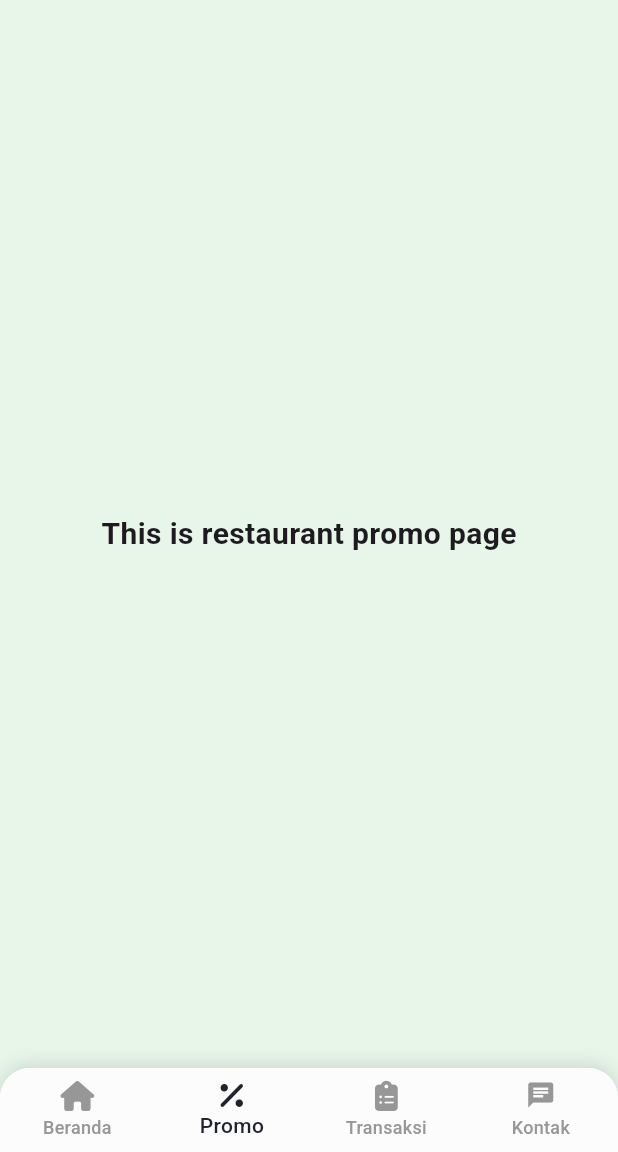
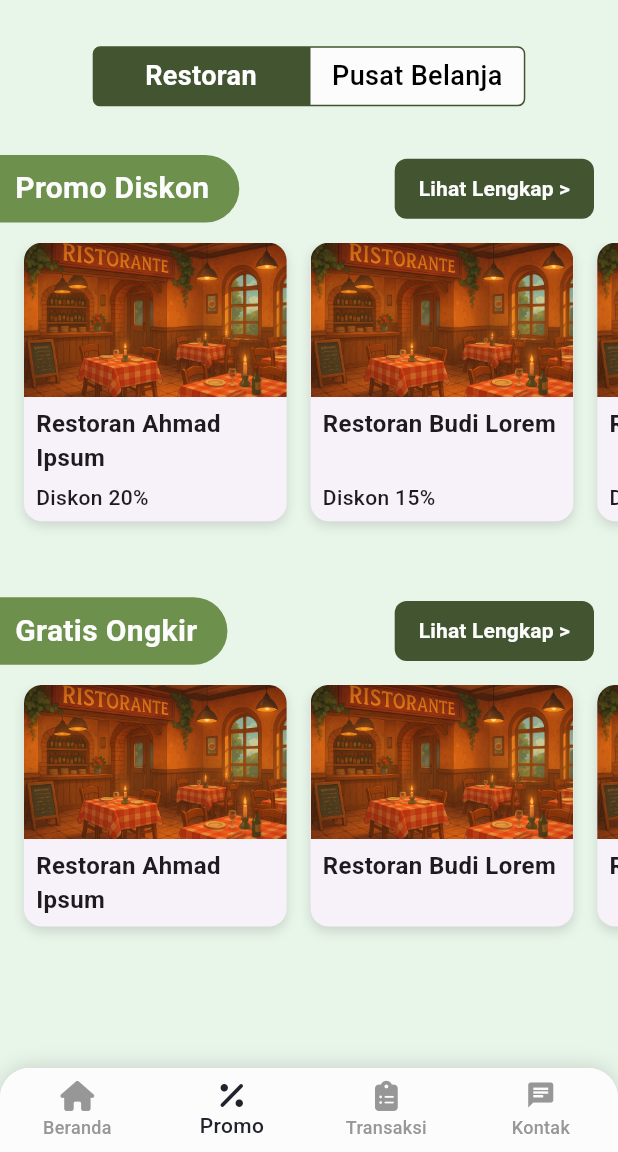
Before and after one commit to jasonrivalino/ta_nutrisenior_app, a Flutter app: the RecommendRestaurantPromoView screen opened by its route, on a phone screen of 412 x 824 dp, the part 84-1236 px from its top. Run offline on Flutter 3.47's test engine with Material 3 defaults, Android fonts, the phone set to English and light mode, and no system bars; our stand-ins replace flutter_local_notifications, font_awesome_flutter, google_sign_in, image_picker, permission_handler; Roboto replaces fonts that are missing (Roboto-Bold).

Commit message:
feat: recommendation restaurant promo done

```diff
--- a/lib/config/routes.dart
+++ b/lib/config/routes.dart
@@ -7,6 +7,7 @@ import '../features/LoginProcess/PhoneNumber/phone_number_login_view.dart';
 import '../features/LoginProcess/OTPVerification/otp_verification_view.dart';
 
 import '../features/OrderSection/HomePage/homepage_view.dart';
+import '../features/PromoSection/MarketPromo/recommend_market_promo_view.dart';
 import '../features/PromoSection/RestaurantPromo/recommend_restaurant_promo_view.dart';
 import '../features/HistorySection/DoneHistory/done_history_list_view.dart';
 
@@ -21,6 +22,8 @@ class Routes {
   static const String homePage = '/homepage';
   static const String profile = '/profile';
   static const String recommendRestaurantPromo = '/restaurantpromo';
+  static const String recommendMarketPromo = '/marketpromo';
+
   static const String doneHistory = '/donehistory';
 
   // Chat Feature
@@ -38,6 +41,7 @@ class Routes {
     profile: (_) => const ProfileView(),
 
     recommendRestaurantPromo: (_) => const RecommendRestaurantPromoView(),
+    recommendMarketPromo: (_) => const RecommendMarketPromoView(),
     doneHistory: (_) => const DoneHistoryListView(),
 
     // Chat Feature
--- a/lib/features/PromoSection/MarketPromo/recommend_market_promo_view.dart
+++ b/lib/features/PromoSection/MarketPromo/recommend_market_promo_view.dart
@@ -0,0 +1,42 @@
+import 'package:flutter/material.dart';
+
+import '../../../shared/widgets/appbar.dart';
+import '../../../shared/widgets/bottom_navbar.dart';
+
+// Assuming SelectionToggle is imported or defined somewhere:
+import '../../../shared/widgets/list_helper/resto_market_selector.dart';
+
+class RecommendMarketPromoView extends StatelessWidget {
+  const RecommendMarketPromoView({super.key});
+
+  @override
+  Widget build(BuildContext context) {
+    return Scaffold(
+      appBar: CustomAppBar(
+        title: 'Promo Aplikasi',
+        showBackButton: false,
+      ),
+      backgroundColor: Colors.green[50],
+      body: Column(
+        children: [
+          // Add the SelectionToggle at the top or wherever suitable
+          RestoMarketSelectionToggle(
+            initialIndex: 1, // or 1 depending on the default selection
+            restoRoute: '/restaurantpromo',
+            marketRoute: '/marketpromo',
+          ),
+          const SizedBox(height: 20),
+          Expanded(
+            child: Center(
+              child: Text(
+                'This is market promo page',
+                style: TextStyle(fontSize: 20, fontWeight: FontWeight.bold),
+              ),
+            ),
+          ),
+        ],
+      ),
+      bottomNavigationBar: const BottomNavBar(currentIndex: 1),
+    );
+  }
+}
--- /dev/null
+++ b/lib/features/PromoSection/RestaurantPromo/recommend_restaurant_promo_data.dart
@@ -0,0 +1,60 @@
+const List<Map<String, dynamic>> discountRestaurant = [
+  {
+    'image': 'assets/images/dummy/restaurant/ristorante.png',
+    'name': 'Restoran Ahmad Ipsum',
+    'type': 'discount',
+    'percentage': 20,
+  },
+  {
+    'image': 'assets/images/dummy/restaurant/ristorante.png',
+    'name': 'Restoran Budi Lorem',
+    'type': 'discount',
+    'percentage': 15,
+  },
+  {
+    'image': 'assets/images/dummy/restaurant/ristorante.png',
+    'name': 'Restoran Siti Dolor',
+    'type': 'discount',
+    'percentage': 10,
+  },
+  {
+    'image': 'assets/images/dummy/restaurant/ristorante.png',
+    'name': 'Restoran',
+    'type': 'discount',
+    'percentage': 25,
+  },
+  {
+    'image': 'assets/images/dummy/restaurant/ristorante.png',
+    'name': 'Restoran Lina Elit',
+    'type': 'discount',
+    'percentage': 30,
+  },
+];
+
+const List<Map<String, dynamic>> freeShipmentRestaurant = [
+  {
+    'image': 'assets/images/dummy/restaurant/ristorante.png',
+    'name': 'Restoran Ahmad Ipsum',
+    'type': 'freeshipment',
+  },
+  {
+    'image': 'assets/images/dummy/restaurant/ristorante.png',
+    'name': 'Restoran Budi Lorem',
+    'type': 'freeshipment',
+  },
+  {
+    'image': 'assets/images/dummy/restaurant/ristorante.png',
+    'name': 'Restoran Siti Dolor',
+    'type': 'freeshipment',
+  },
+  {
+    'image': 'assets/images/dummy/restaurant/ristorante.png',
+    'name': 'Restoran',
+    'type': 'freeshipment',
+  },
+  {
+    'image': 'assets/images/dummy/restaurant/ristorante.png',
+    'name': 'Restoran Lina Elit',
+    'type': 'freeshipment',
+  },
+];
--- a/lib/features/PromoSection/RestaurantPromo/recommend_restaurant_promo_view.dart
+++ b/lib/features/PromoSection/RestaurantPromo/recommend_restaurant_promo_view.dart
@@ -1,7 +1,12 @@
 import 'package:flutter/material.dart';
+import 'package:ta_nutrisenior_app/features/PromoSection/RestaurantPromo/recommend_restaurant_promo_widget.dart';
 
 import '../../../shared/widgets/appbar.dart';
 import '../../../shared/widgets/bottom_navbar.dart';
+
+// Assuming SelectionToggle is imported or defined somewhere:
+import '../../../shared/widgets/list_helper/resto_market_selector.dart';
+import 'recommend_restaurant_promo_data.dart';
 
 class RecommendRestaurantPromoView extends StatelessWidget {
   const RecommendRestaurantPromoView({super.key});
@@ -14,10 +19,30 @@ class RecommendRestaurantPromoView extends StatelessWidget {
         showBackButton: false,
       ),
       backgroundColor: Colors.green[50],
-      body: Center(
-        child: Text(
-          'This is restaurant promo page',
-          style: TextStyle(fontSize: 20, fontWeight: FontWeight.bold),
+      body: SingleChildScrollView(
+        child: Column(
+          crossAxisAlignment: CrossAxisAlignment.start,
+          children: [
+            // Add the SelectionToggle at the top or wherever suitable
+            RestoMarketSelectionToggle(
+              initialIndex: 0, // or 1 depending on the default selection
+              restoRoute: '/restaurantpromo',
+              marketRoute: '/marketpromo',
+            ),
+            PromoRestoSection(
+                title: 'Promo Diskon',
+                routeDetail: '/restaurantpromo',
+                heightCard: MediaQuery.of(context).size.height * 0.24,
+                restaurants: discountRestaurant
+            ),
+            SizedBox(height: MediaQuery.of(context).size.height * 0.045),
+            PromoRestoSection(
+              title: 'Gratis Ongkir',
+              routeDetail: '/restaurantpromo',
+              heightCard: MediaQuery.of(context).size.height * 0.21,
+              restaurants: freeShipmentRestaurant,
+            ),
+          ],
         ),
       ),
       bottomNavigationBar: const BottomNavBar(currentIndex: 1),
--- /dev/null
+++ b/lib/features/PromoSection/RestaurantPromo/recommend_restaurant_promo_widget.dart
@@ -0,0 +1,65 @@
+import 'package:flutter/material.dart';
+import 'package:ta_nutrisenior_app/shared/widgets/list_helper/lihat_lengkap_button.dart';
+import 'package:ta_nutrisenior_app/shared/widgets/list_helper/list_title.dart';
+
+import '../../../shared/widgets/product_card/card_box.dart';
+
+class PromoRestoSection extends StatelessWidget {
+  final String title;
+  final String routeDetail;
+  final double heightCard;
+  final List<Map<String, dynamic>> restaurants;
+
+  const PromoRestoSection({
+    super.key,
+    required this.title,
+    required this.routeDetail,
+    required this.heightCard,
+    required this.restaurants,
+  });
+
+  @override
+  Widget build(BuildContext context) {
+    return Column(
+      crossAxisAlignment: CrossAxisAlignment.start,
+      children: [
+        // Title & Button Row
+        Padding(
+          padding: const EdgeInsets.only(right: 16.0),
+          child: Row(
+            mainAxisAlignment: MainAxisAlignment.spaceBetween,
+            children: [
+              ListTitle(title: title),
+              LihatLengkapButton(routeName: routeDetail),
+            ],
+          ),
+        ),
+
+        const SizedBox(height: 12),
+
+        // Horizontal Scrollable Card Row
+        SizedBox(
+          height: heightCard,
+          child: ListView.separated(
+            scrollDirection: Axis.horizontal,
+            padding: const EdgeInsets.only(left: 16, right: 16, bottom: 12),
+            itemCount: restaurants.length,
+            separatorBuilder: (context, index) => const SizedBox(width: 16),
+            itemBuilder: (context, index) {
+              final restaurant = restaurants[index];
+              return SizedBox(
+                width: MediaQuery.of(context).size.width * 0.425,
+                child: CardBox(
+                  image: restaurant['image'],
+                  name: restaurant['name'],
+                  type: restaurant['type'],
+                  percentage: restaurant['percentage'],
+                ),
+              );
+            },
+          ),
+        ),
+      ],
+    );
+  }
+}
--- /dev/null
+++ b/lib/shared/widgets/list_helper/lihat_lengkap_button.dart
@@ -0,0 +1,37 @@
+import 'package:flutter/material.dart';
+import 'package:ta_nutrisenior_app/shared/styles/colors.dart';
+import 'package:ta_nutrisenior_app/shared/styles/fonts.dart';
+
+class LihatLengkapButton extends StatelessWidget {
+  final String routeName;
+
+  const LihatLengkapButton({super.key, required this.routeName});
+
+  @override
+  Widget build(BuildContext context) {
+    return ElevatedButton(
+      onPressed: () {
+        Navigator.pushNamed(context, routeName);
+      },
+      style: ElevatedButton.styleFrom(
+        backgroundColor: AppColors.woodland,
+        foregroundColor: AppColors.soapstone,
+        padding: const EdgeInsets.symmetric(horizontal: 16.0, vertical: 1.0),
+        shape: RoundedRectangleBorder(
+          borderRadius: BorderRadius.circular(8),
+        ),
+        elevation: 0,
+        shadowColor: Colors.transparent, // Removes shadow completely
+      ),
+      child: const Text(
+        'Lihat Lengkap >',
+        style: TextStyle(
+          fontSize: 14,
+          fontWeight: FontWeight.w700,
+          fontFamily: AppFonts.fontBold,
+          color: AppColors.soapstone,
+        ),
+      ),
+    );
+  }
+}
--- /dev/null
+++ b/lib/shared/widgets/list_helper/list_title.dart
@@ -0,0 +1,35 @@
+import 'package:flutter/material.dart';
+import 'package:ta_nutrisenior_app/shared/styles/colors.dart';
+import '../../styles/fonts.dart';
+
+class ListTitle extends StatelessWidget {
+  final String title;
+
+  const ListTitle({
+    super.key,
+    required this.title,
+  });
+
+  @override
+  Widget build(BuildContext context) {
+    return Container(
+      padding: const EdgeInsets.fromLTRB(10, 8, 20, 8),
+      decoration: BoxDecoration(
+        color: AppColors.drabGreen,
+        borderRadius: const BorderRadius.only(
+          topRight: Radius.circular(30),
+          bottomRight: Radius.circular(30),
+        ),
+      ),
+      child: Text(
+        title,
+        style: const TextStyle(
+          fontSize: 20,
+          fontWeight: FontWeight.w700,
+          fontFamily: AppFonts.fontBold,
+          color: AppColors.soapstone,
+        ),
+      ),
+    );
+  }
+}
--- /dev/null
+++ b/lib/shared/widgets/list_helper/resto_market_selector.dart
@@ -0,0 +1,84 @@
+import 'package:flutter/material.dart';
+import 'package:ta_nutrisenior_app/shared/styles/colors.dart';
+
+class RestoMarketSelectionToggle extends StatefulWidget {
+  final int initialIndex;
+  final String restoRoute;
+  final String marketRoute;
+
+  const RestoMarketSelectionToggle({
+    super.key,
+    this.initialIndex = 0,
+    required this.restoRoute,
+    required this.marketRoute,
+  });
+
+  @override
+  _SelectionToggleState createState() => _SelectionToggleState();
+}
+
+class _SelectionToggleState extends State<RestoMarketSelectionToggle> {
+  late int selectedIndex;
+
+  @override
+  void initState() {
+    super.initState();
+    selectedIndex = widget.initialIndex;
+  }
+
+  void _onSelect(int index) {
+    setState(() {
+      selectedIndex = index;
+    });
+
+    final selectedRoute =
+        index == 0 ? widget.restoRoute : widget.marketRoute;
+
+    Navigator.pushNamed(context, selectedRoute);
+  }
+
+  @override
+  Widget build(BuildContext context) {
+    final List<String> options = ['Restoran', 'Pusat Belanja'];
+    final screenWidth = MediaQuery.of(context).size.width;
+
+    return Padding(
+      padding: EdgeInsets.symmetric(vertical: screenWidth * 0.075),
+      child: Center(
+        child: SizedBox(
+          width: screenWidth * 0.7,
+          child: Row(
+            children: List.generate(options.length, (index) {
+              final isSelected = selectedIndex == index;
+              return Expanded(
+                child: GestureDetector(
+                  onTap: () => _onSelect(index),
+                  child: Container(
+                    decoration: BoxDecoration(
+                      color: isSelected ? AppColors.woodland : AppColors.soapstone,
+                      border: Border.all(color: AppColors.woodland),
+                      borderRadius: BorderRadius.horizontal(
+                        left: Radius.circular(index == 0 ? 5 : 0),
+                        right: Radius.circular(index == options.length - 1 ? 5 : 0),
+                      ),
+                    ),
+                    padding: const EdgeInsets.symmetric(vertical: 6),
+                    alignment: Alignment.center,
+                    child: Text(
+                      options[index],
+                      style: TextStyle(
+                        fontSize: 18,
+                        color: isSelected ? Colors.white : Colors.black,
+                        fontWeight: isSelected ? FontWeight.bold : FontWeight.normal,
+                      ),
+                    ),
+                  ),
+                ),
+              );
+            }),
+          ),
+        ),
+      ),
+    );
+  }
+}
--- /dev/null
+++ b/lib/shared/widgets/product_card/card_box.dart
@@ -0,0 +1,109 @@
+import 'package:flutter/material.dart';
+import '../../styles/fonts.dart';
+
+class CardBox extends StatefulWidget {
+  final String image;
+  final String name;
+  final String type;
+  final double? rate;
+  final String? location;
+  final int? percentage;
+
+  const CardBox({
+    super.key,
+    required this.image,
+    required this.name,
+    required this.type,
+    this.rate,
+    this.location,
+    this.percentage,
+  });
+
+  @override
+  State<CardBox> createState() => _CardBoxState();
+}
+
+class _CardBoxState extends State<CardBox> {
+  bool _isPressed = false;
+
+  void _setPressed(bool value) {
+    setState(() {
+      _isPressed = value;
+    });
+  }
+
+  @override
+  Widget build(BuildContext context) {
+    return GestureDetector(
+      onTapDown: (_) => _setPressed(true),
+      onTapUp: (_) => _setPressed(false),
+      onTapCancel: () => _setPressed(false),
+      child: AnimatedContainer(
+        duration: const Duration(milliseconds: 100),
+        curve: Curves.easeInOut,
+        decoration: BoxDecoration(
+          boxShadow: _isPressed
+              ? [
+                  BoxShadow(
+                    color: Colors.black26,
+                    blurRadius: 12,
+                    offset: Offset(0, 6),
+                  )
+                ]
+              : [
+                  BoxShadow(
+                    color: Colors.black12,
+                    blurRadius: 6,
+                    offset: Offset(0, 3),
+                  )
+                ],
+          borderRadius: BorderRadius.circular(12),
+        ),
+        child: Card(
+          elevation: 0, // Use shadow from AnimatedContainer instead
+          shape: RoundedRectangleBorder(borderRadius: BorderRadius.circular(12)),
+          margin: EdgeInsets.zero,
+          child: Column(
+            crossAxisAlignment: CrossAxisAlignment.start,
+            children: [
+              ClipRRect(
+                borderRadius: const BorderRadius.vertical(top: Radius.circular(12)),
+                child: Image.asset(
+                  widget.image,
+                  height: MediaQuery.of(context).size.height * 0.125,
+                  width: double.infinity,
+                  fit: BoxFit.cover,
+                ),
+              ),
+              Expanded(
+                child: Padding(
+                  padding: const EdgeInsets.symmetric(horizontal: 8.0, vertical: 6.0),
+                  child: Column(
+                    crossAxisAlignment: CrossAxisAlignment.start,
+                    children: [
+                      Text(
+                        widget.name,
+                        style: const TextStyle(
+                          fontWeight: FontWeight.bold,
+                          fontFamily: AppFonts.fontBold,
+                          fontSize: 16,
+                        ),
+                      ),
+                      const Spacer(),
+                      if (widget.type == 'recommend') ...[
+                        Text('⭐ ${widget.rate?.toStringAsFixed(1) ?? "-"}'),
+                        Text(widget.location ?? ""),
+                      ] else if (widget.type == 'discount') ...[
+                        Text('Diskon ${widget.percentage ?? 0}%'),
+                      ],
+                    ],
+                  ),
+                ),
+              ),
+            ],
+          ),
+        ),
+      ),
+    );
+  }
+}
--- a/pubspec.yaml
+++ b/pubspec.yaml
@@ -90,6 +90,7 @@ flutter:
     - assets/images/transparentAppLogo.png
     - assets/images/media/google.png
     - assets/images/dummy/chat/driver.png
+    - assets/images/dummy/restaurant/ristorante.png
 
   # An image asset can refer to one or more resolution-specific "variants", see
   # https://flutter.dev/to/resolution-aware-images
```
